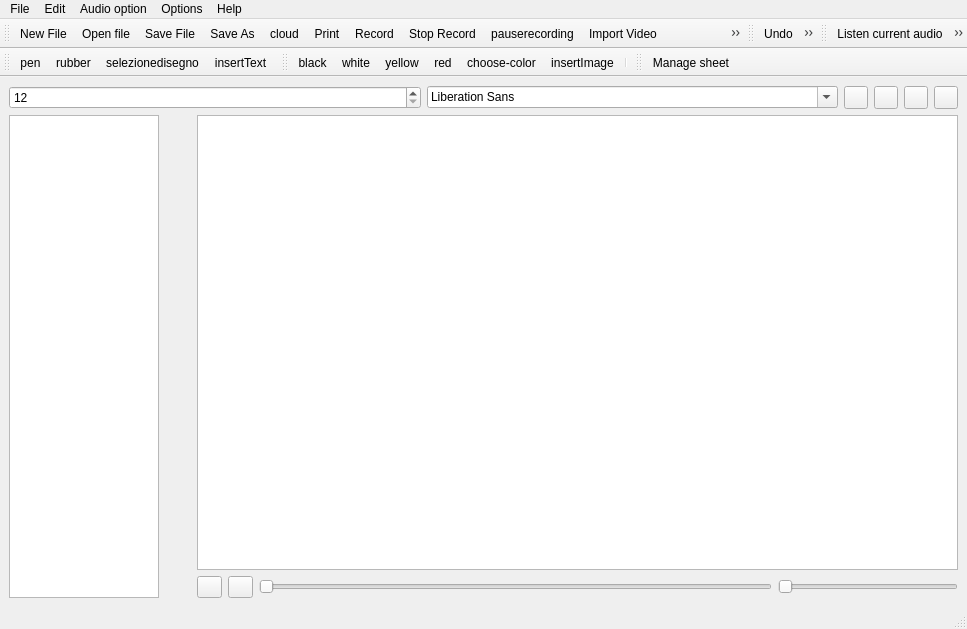
Before: the Qt Designer form src/mainwindow.ui in giacomogroppi/writernote-qt, drawn with Qt 5.
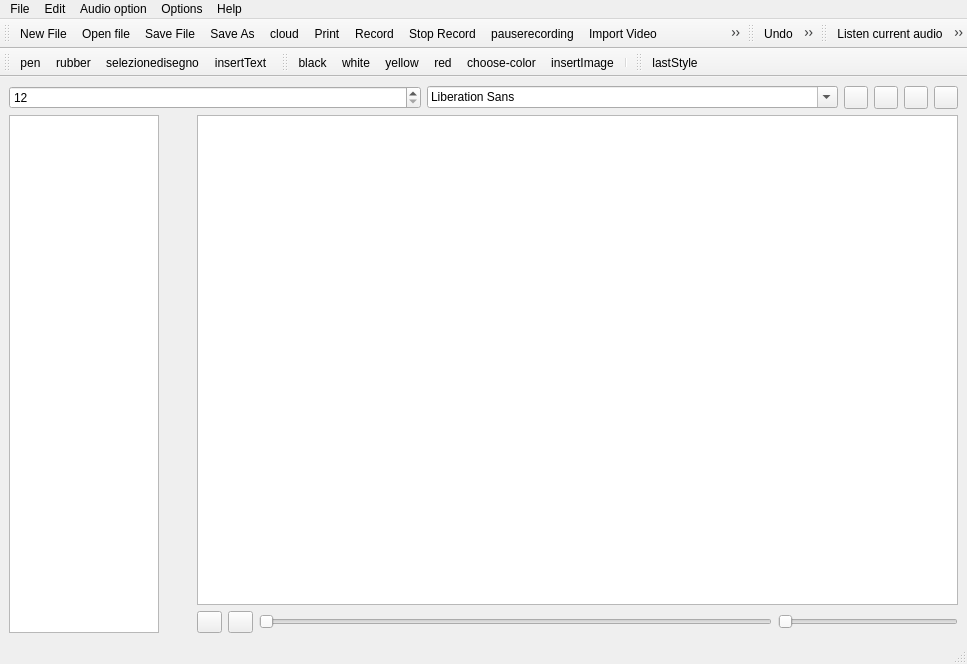
After: the same form once the commit is applied. Icons and pictures are not drawn.

Commit message: init support for fast sheet

What changed in the file:
```diff
--- a/src/mainwindow.ui
+++ b/src/mainwindow.ui
@@ -7,7 +7,7 @@
     <x>0</x>
     <y>0</y>
     <width>967</width>
-    <height>629</height>
+    <height>664</height>
    </rect>
   </property>
   <property name="windowTitle">
@@ -434,7 +434,7 @@
    <attribute name="toolBarBreak">
     <bool>false</bool>
    </attribute>
-   <addaction name="actionnew_sheet"/>
+   <addaction name="actionlastStyle"/>
   </widget>
   <action name="actionNew_File">
    <property name="checkable">
@@ -838,6 +838,15 @@
     <string>Extract audio</string>
    </property>
   </action>
+  <action name="actionlastStyle">
+   <property name="icon">
+    <iconset resource="../writernote.qrc">
+     <normaloff>:/image/images/new-sheetpng</normaloff>:/image/images/new-sheetpng</iconset>
+   </property>
+   <property name="text">
+    <string>lastStyle</string>
+   </property>
+  </action>
  </widget>
  <resources>
   <include location="../writernote.qrc"/>
```
The commit also changes 14 other files.
